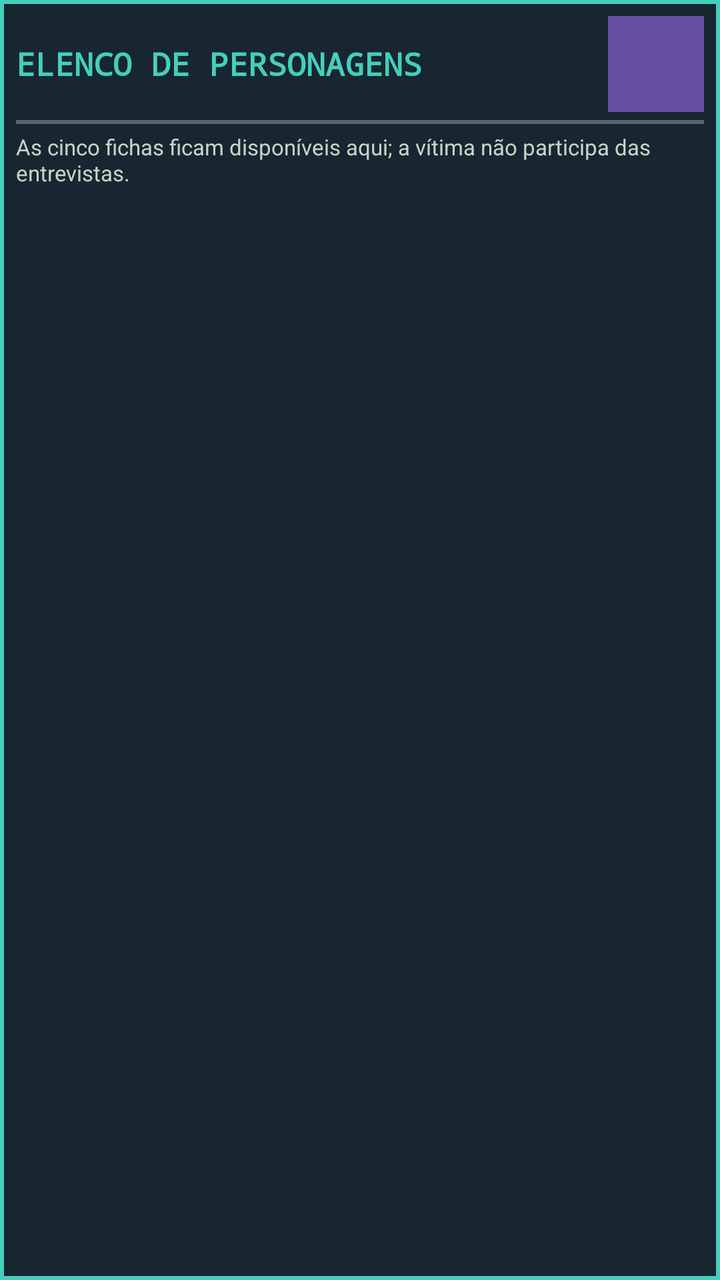
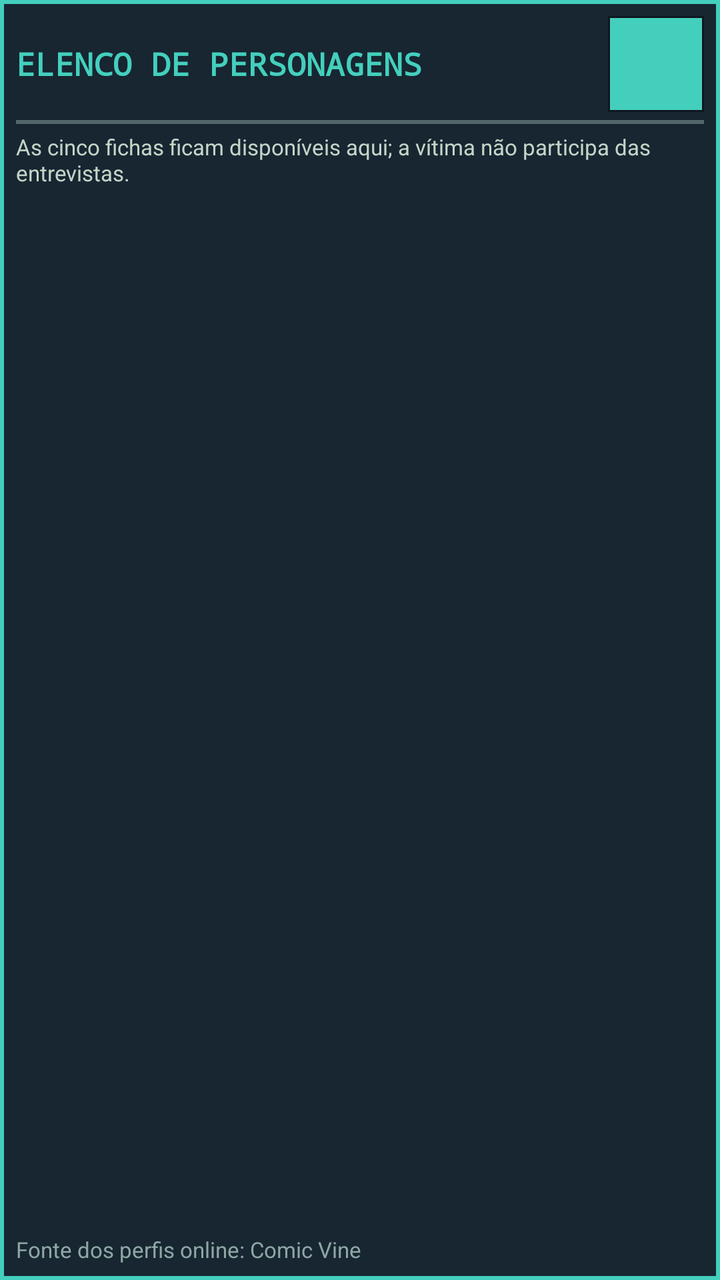

Two renders of the same Android screen: before a commit and after it. Below are the layout's source before the change and the commit's diff.
<!-- AndroidManifest.xml: application theme Theme.Marvel -->
<!-- res/layout/dialog_character_roster.xml -->
<?xml version="1.0" encoding="utf-8"?>
<LinearLayout xmlns:android="http://schemas.android.com/apk/res/android"
    android:id="@+id/roster_root"
    android:layout_width="match_parent"
    android:layout_height="match_parent"
    android:background="@drawable/profile_panel_frame"
    android:orientation="vertical"
    android:padding="8dp">
    <LinearLayout
        android:layout_width="match_parent"
        android:layout_height="wrap_content"
        android:gravity="center_vertical"
        android:orientation="horizontal">
        <TextView
            android:id="@+id/roster_title"
            android:layout_width="0dp"
            android:layout_height="wrap_content"
            android:layout_weight="1"
            android:fontFamily="monospace"
            android:text="@string/comic_vine_roster_heading"
            android:textColor="#44CFBD"
            android:textSize="16sp"
            android:textStyle="bold" />
        <Button
            android:id="@+id/roster_close"
            android:layout_width="48dp"
            android:layout_height="48dp"
            android:background="@drawable/interview_close_selector"
            android:contentDescription="@string/close"
            android:minWidth="48dp"
            android:minHeight="48dp"
            android:text="&#215;"
            android:textColor="#0D1720"
            android:textSize="24sp" />
    </LinearLayout>
    <View
        android:layout_width="match_parent"
        android:layout_height="2dp"
        android:layout_marginTop="4dp"
        android:background="#52666A" />
    <TextView
        android:id="@+id/roster_description"
        android:layout_width="match_parent"
        android:layout_height="wrap_content"
        android:paddingTop="4dp"
        android:paddingBottom="4dp"
        android:text="@string/comic_vine_roster_note"
        android:textColor="#C4D5C8"
        android:textSize="11sp" />
    <LinearLayout
        android:layout_width="match_parent"
        android:layout_height="wrap_content"
        android:gravity="center_vertical"
        android:orientation="horizontal"
        android:paddingTop="4dp"
        android:paddingBottom="4dp">
        <ProgressBar
            android:id="@+id/roster_progress"
            style="?android:attr/progressBarStyleSmall"
            android:layout_width="24dp"
            android:layout_height="24dp"
            android:indeterminateTint="#44CFBD"
            android:visibility="gone" />
        <TextView
            android:id="@+id/roster_status"
            android:layout_width="0dp"
            android:layout_height="wrap_content"
            android:layout_marginStart="6dp"
            android:layout_weight="1"
            android:accessibilityLiveRegion="polite"
            android:textColor="#C4D5C8"
            android:textSize="12sp" />
        <Button
            android:id="@+id/roster_retry"
            android:layout_width="112dp"
            android:layout_height="48dp"
            android:background="@drawable/profile_button_selector"
            android:minWidth="48dp"
            android:minHeight="48dp"
            android:text="@string/comic_vine_retry"
            android:textAllCaps="false"
            android:textColor="#0D1720"
            android:textSize="11sp"
            android:visibility="gone" />
    </LinearLayout>
    <ScrollView
        android:id="@+id/roster_scroll"
        android:layout_width="match_parent"
        android:layout_height="0dp"
        android:layout_weight="1"
        android:fillViewport="false"
        android:overScrollMode="ifContentScrolls"
        android:scrollbars="vertical">
        <LinearLayout
            android:id="@+id/roster_profiles"
            android:layout_width="match_parent"
            android:layout_height="wrap_content"
            android:orientation="vertical"
            android:paddingTop="4dp"
            android:paddingBottom="4dp" />
    </ScrollView>
</LinearLayout>
<!-- resources referenced by this layout -->
<resources>
  <!-- drawable interview_close_selector (drawable) -->
  <?xml version="1.0" encoding="utf-8"?>
  <selector xmlns:android="http://schemas.android.com/apk/res/android">
      <item android:state_focused="true">
          <shape android:shape="rectangle">
              <solid android:color="#F2B84B" />
              <stroke android:width="2dp" android:color="#C4D5C8" />
              <corners android:radius="0dp" />
          </shape>
      </item>
      <item>
          <shape android:shape="rectangle">
              <solid android:color="#44CFBD" />
              <stroke android:width="1dp" android:color="#0D1720" />
              <corners android:radius="0dp" />
          </shape>
      </item>
  </selector>
  <!-- drawable profile_button_selector (drawable) -->
  <?xml version="1.0" encoding="utf-8"?>
  <selector xmlns:android="http://schemas.android.com/apk/res/android">
      <item android:state_pressed="true"><shape android:shape="rectangle"><solid android:color="#F2B84B"/><stroke android:width="2dp" android:color="#C4D5C8"/></shape></item>
      <item android:state_focused="true"><shape android:shape="rectangle"><solid android:color="#44CFBD"/><stroke android:width="2dp" android:color="#C4D5C8"/></shape></item>
      <item android:state_selected="true"><shape android:shape="rectangle"><solid android:color="#44CFBD"/><stroke android:width="2dp" android:color="#F2B84B"/></shape></item>
      <item><shape android:shape="rectangle"><solid android:color="#C4D5C8"/><stroke android:width="1dp" android:color="#52666A"/></shape></item>
  </selector>
  <!-- drawable profile_panel_frame (drawable) -->
  <?xml version="1.0" encoding="utf-8"?>
  <shape xmlns:android="http://schemas.android.com/apk/res/android" android:shape="rectangle">
      <solid android:color="#172631" />
      <stroke android:width="2dp" android:color="#44CFBD" />
      <corners android:radius="0dp" />
  </shape>
  <string name="close">Fechar</string>
  <string name="comic_vine_retry">Tentar novamente</string>
  <string name="comic_vine_roster_heading">ELENCO DE PERSONAGENS</string>
  <string name="comic_vine_roster_note">As cinco fichas ficam disponíveis aqui; a vítima não participa das entrevistas.</string>
  <style name="Theme.Marvel" parent="Base.Theme.Marvel" />
  <style name="Base.Theme.Marvel" parent="Theme.Material3.DayNight.NoActionBar">
          
          
      </style>
</resources>

<!-- the commit's change to res/layout/dialog_character_roster.xml (unified diff, before → after) -->
@@ -1,5 +1,6 @@
 <?xml version="1.0" encoding="utf-8"?>
 <LinearLayout xmlns:android="http://schemas.android.com/apk/res/android"
+    xmlns:app="http://schemas.android.com/apk/res-auto"
     android:id="@+id/roster_root"
     android:layout_width="match_parent"
     android:layout_height="match_parent"
@@ -26,12 +27,15 @@
             android:layout_width="48dp"
             android:layout_height="48dp"
             android:background="@drawable/interview_close_selector"
+            android:backgroundTint="@null"
             android:contentDescription="@string/close"
             android:minWidth="48dp"
             android:minHeight="48dp"
             android:text="&#215;"
             android:textColor="#0D1720"
-            android:textSize="24sp" />
+            android:textSize="24sp"
+            android:stateListAnimator="@null"
+            app:backgroundTint="@null" />
     </LinearLayout>
     <View
         android:layout_width="match_parent"
@@ -75,13 +79,16 @@
             android:layout_width="112dp"
             android:layout_height="48dp"
             android:background="@drawable/profile_button_selector"
+            android:backgroundTint="@null"
             android:minWidth="48dp"
             android:minHeight="48dp"
             android:text="@string/comic_vine_retry"
             android:textAllCaps="false"
-            android:textColor="#0D1720"
-            android:textSize="11sp"
-            android:visibility="gone" />
+            android:textColor="@color/profile_button_text"
+            android:textSize="13sp"
+            android:stateListAnimator="@null"
+            android:visibility="gone"
+            app:backgroundTint="@null" />
     </LinearLayout>
     <ScrollView
         android:id="@+id/roster_scroll"
@@ -99,4 +106,12 @@
             android:paddingTop="4dp"
             android:paddingBottom="4dp" />
     </ScrollView>
+    <TextView
+        android:id="@+id/roster_credit"
+        android:layout_width="match_parent"
+        android:layout_height="wrap_content"
+        android:paddingTop="4dp"
+        android:text="@string/comic_vine_credit"
+        android:textColor="#8EA7A5"
+        android:textSize="11sp" />
 </LinearLayout>
<!-- resource entries referenced after the edit -->
@@ -21,10 +21,11 @@
   <!-- drawable profile_button_selector (drawable) -->
   <?xml version="1.0" encoding="utf-8"?>
   <selector xmlns:android="http://schemas.android.com/apk/res/android">
-      <item android:state_pressed="true"><shape android:shape="rectangle"><solid android:color="#F2B84B"/><stroke android:width="2dp" android:color="#C4D5C8"/></shape></item>
-      <item android:state_focused="true"><shape android:shape="rectangle"><solid android:color="#44CFBD"/><stroke android:width="2dp" android:color="#C4D5C8"/></shape></item>
+      <item android:state_enabled="false"><shape android:shape="rectangle"><solid android:color="#172631"/><stroke android:width="1dp" android:color="#52666A"/></shape></item>
+      <item android:state_pressed="true"><shape android:shape="rectangle"><solid android:color="#44CFBD"/><stroke android:width="2dp" android:color="#C4D5C8"/></shape></item>
+      <item android:state_focused="true"><shape android:shape="rectangle"><solid android:color="#F2B84B"/><stroke android:width="2dp" android:color="#C4D5C8"/></shape></item>
       <item android:state_selected="true"><shape android:shape="rectangle"><solid android:color="#44CFBD"/><stroke android:width="2dp" android:color="#F2B84B"/></shape></item>
-      <item><shape android:shape="rectangle"><solid android:color="#C4D5C8"/><stroke android:width="1dp" android:color="#52666A"/></shape></item>
+      <item><shape android:shape="rectangle"><solid android:color="#243543"/><stroke android:width="2dp" android:color="#44CFBD"/></shape></item>
   </selector>
   <!-- drawable profile_panel_frame (drawable) -->
   <?xml version="1.0" encoding="utf-8"?>
@@ -34,6 +35,7 @@
       <corners android:radius="0dp" />
   </shape>
   <string name="close">Fechar</string>
+  <string name="comic_vine_credit">Fonte dos perfis online: Comic Vine</string>
   <string name="comic_vine_retry">Tentar novamente</string>
   <string name="comic_vine_roster_heading">ELENCO DE PERSONAGENS</string>
   <string name="comic_vine_roster_note">As cinco fichas ficam disponíveis aqui; a vítima não participa das entrevistas.</string>
